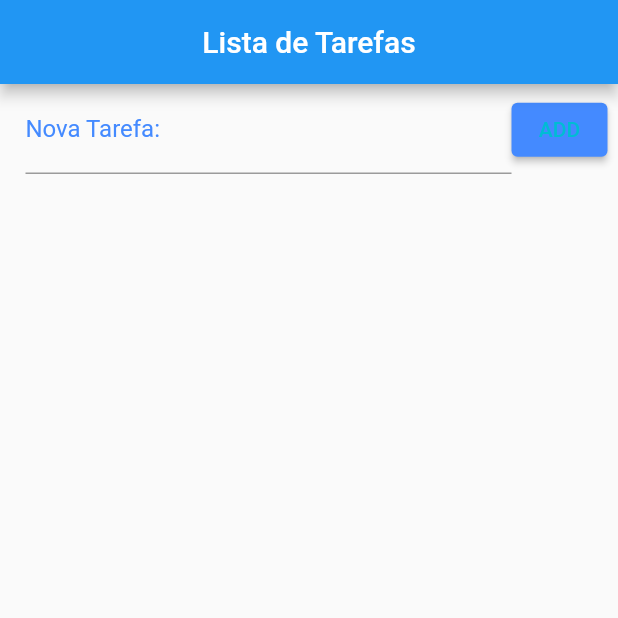
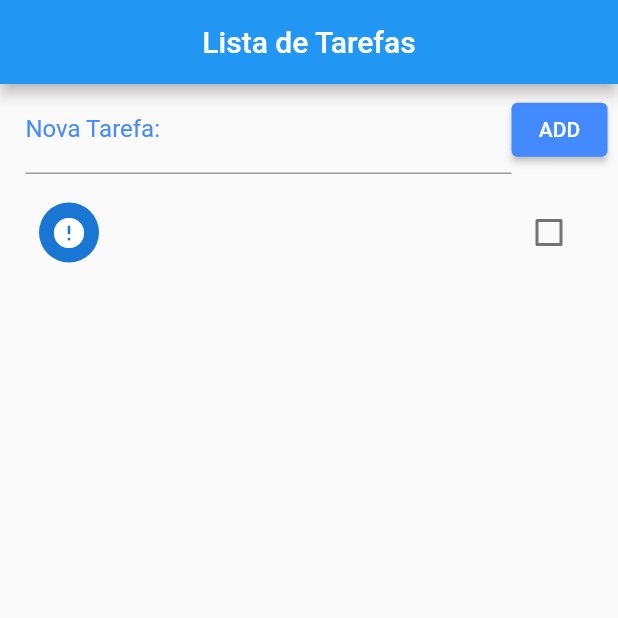
Before and after one commit to montonurb/flutter_apps_new, a Flutter app: the screen it shows after launch, after a tap on "ADD", on a phone screen of 412 x 824 dp, the top half of it. Run offline on Flutter 3.47's test engine with Material 2 defaults, Android fonts, the light colour scheme and no system bars.

Commit message:
ajustando listagem dos maps e criando ele

```diff
--- a/lista_tarefas/lib/homepage.dart
+++ b/lista_tarefas/lib/homepage.dart
@@ -12,7 +12,7 @@ class HomePage extends StatefulWidget {
 }
 
 class _HomePageState extends State<HomePage> {
-  TextEditingController tarefaController = TextEditingController();
+  final tarefaController = TextEditingController();
 
   List _toDoList = [];
 
@@ -34,6 +34,15 @@ class _HomePageState extends State<HomePage> {
     } catch (e) {
       return "Error!";
     }
+  }
+
+  void _addToDo() {
+    Map<String, dynamic> newToDo = Map();
+    newToDo["title"] = tarefaController.text;
+    tarefaController.text = "";
+    newToDo["done"] = false;
+    _toDoList.add(newToDo);
+    setState(() {});
   }
 
   @override
@@ -60,12 +69,15 @@ class _HomePageState extends State<HomePage> {
                     ),
                   ),
                   ElevatedButton(
-                    onPressed: () {},
+                    onPressed: _addToDo,
                     style: TextButton.styleFrom(
                       backgroundColor: Colors.blueAccent,
                       primary: Colors.cyan,
                     ),
-                    child: Text("ADD"),
+                    child: Text(
+                      "ADD",
+                      style: TextStyle(color: Colors.white),
+                    ),
                   )
                 ],
               ),
@@ -77,13 +89,15 @@ class _HomePageState extends State<HomePage> {
                 itemBuilder: (context, index) {
                   return CheckboxListTile(
                     secondary: CircleAvatar(
-                      child: Icon(_toDoList[index]["checked"]
-                          ? Icons.check
-                          : Icons.error),
+                      child: Icon(
+                          _toDoList[index]["done"] ? Icons.check : Icons.error),
                     ),
                     title: Text(_toDoList[index]["title"]),
                     value: _toDoList[index]["done"],
-                    onChanged: null,
+                    onChanged: (check) {
+                      _toDoList[index]["done"] = check;
+                      setState(() {});
+                    },
                   );
                 },
               ),
```
Also changed, not shown: 1 other file.
